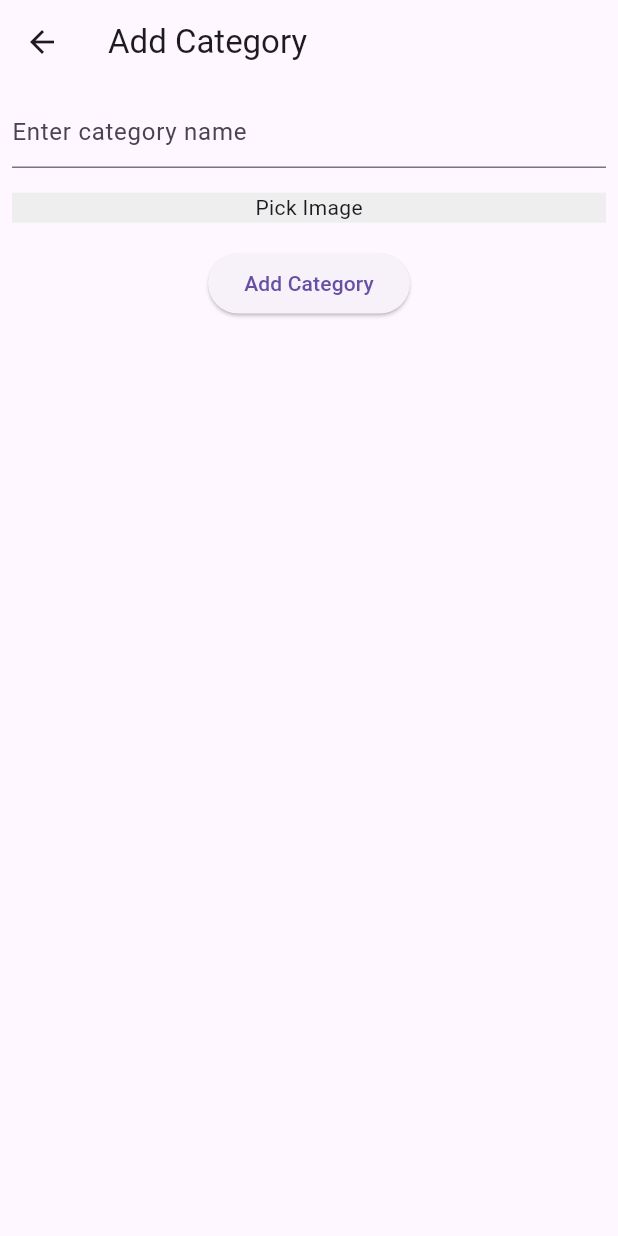
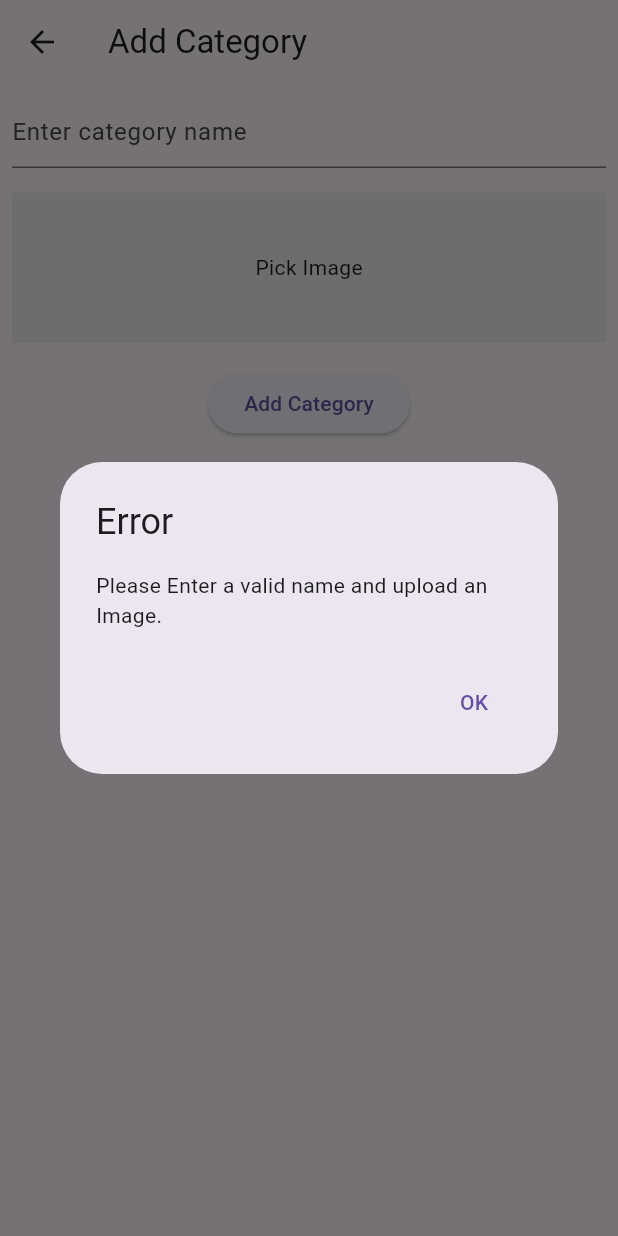
Before and after one commit to sxjal/bygrocerriesadminpanel, a Flutter app: the AddCategory screen opened directly, after a tap on "Add Category", on a phone screen of 412 x 824 dp. Run offline on Flutter 3.47's test engine with Material 3 defaults, Android fonts, the phone set to English and light mode, and no system bars; our stand-ins replace cloud_firestore, firebase_core, firebase_storage, image_picker; accounts and stored records are empty.

Commit message:
updated add category methods

```diff
--- a/lib/addcategory.dart
+++ b/lib/addcategory.dart
@@ -69,6 +69,7 @@ class _AddCategoryState extends State<AddCategory> {
             ),
             GestureDetector(
               child: Container(
+                height: _image == null ? 100 : null,
                 decoration: BoxDecoration(
                   color: Colors.grey.shade200,
                 ),
@@ -88,41 +89,28 @@ class _AddCategoryState extends State<AddCategory> {
             SizedBox(
               height: MediaQuery.of(context).size.height * 0.02,
             ),
-            // ElevatedButton(
-            //   onPressed: _image == null
-            //       ? () {
-            //           print("dikkat");
-            //         }
-            //       : () async {
-            //           print("uploading");
-            //           if (_image != null && controller.text.isNotEmpty) {
-            //             try {
-            //               String? imageUrl = await uploadImage(_image!);
-
-            //               if (imageUrl != null) {
-            //                 await FirebaseFirestore.instance
-            //                     .collection('categories')
-            //                     .add({
-            //                   'categoryName': controller.text,
-            //                   'categoryImage': imageUrl,
-            //                 });
-            //               }
-            //             } catch (e) {
-            //               print('Failed to add category: $e');
-            //             }
-            //           }
-
-            //           Navigator.pop(context);
-            //         },
-            //   child: const Text("Add Category"),
-            // )
             ElevatedButton(
-              onPressed: _image == null
-                  ? () {
-                      print("dikkat");
-                    }
-                  : () async {
-                      if (_image != null && controller.text.isNotEmpty) {
+              onPressed: () async {
+                if (_image == null || controller.text.isEmpty) {
+                  showDialog(
+                    context: context,
+                    builder: (BuildContext context) {
+                      return AlertDialog(
+                        title: const Text('Error'),
+                        content: const Text(
+                            'Please Enter a valid name and upload an Image.'),
+                        actions: <Widget>[
+                          TextButton(
+                            child: const Text('OK'),
+                            onPressed: () {
+                              Navigator.of(context).pop();
+                            },
+                          ),
+                        ],
+                      );
+                    },
+                  );
+                } else {
                   try {
                     ScaffoldMessenger.of(context).showSnackBar(
                       const SnackBar(
@@ -148,8 +136,6 @@ class _AddCategoryState extends State<AddCategory> {
                     print('Failed to add category: $e');
                   }
                 }
-
-                      Navigator.pop(context);
               },
               child: const Text("Add Category"),
             ),
```
Lines whose indentation alone changed are shown as unchanged.
